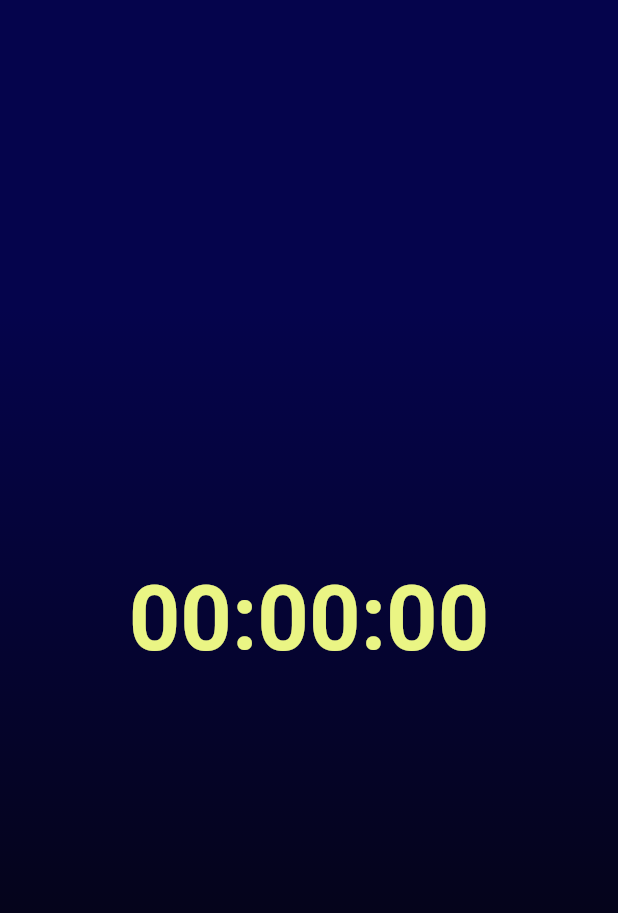
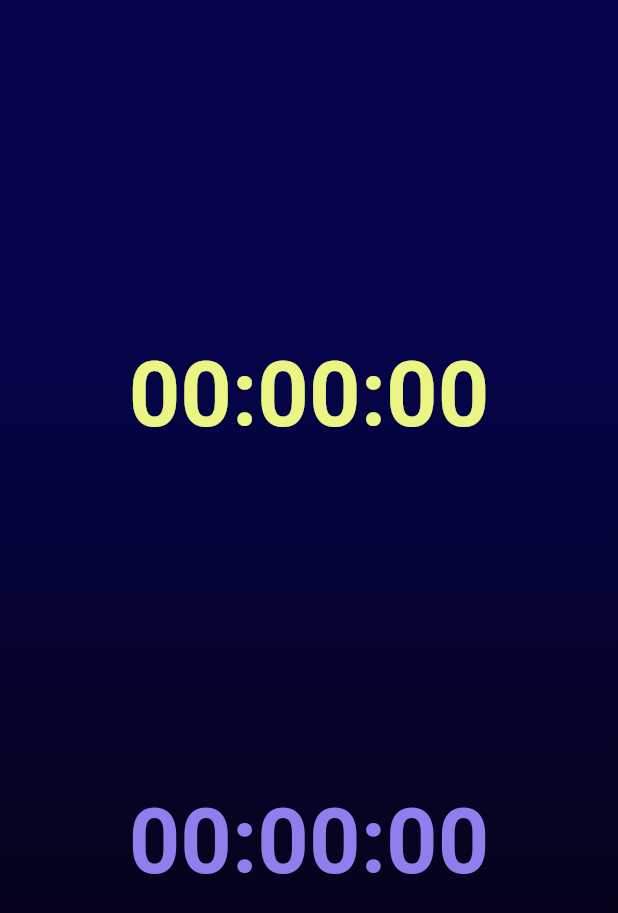
Before and after one commit to Spades13/Flutter_TM, a Flutter app: the Tracking screen opened directly, on a phone screen of 412 x 824 dp. Shown: the top 913 px of the screen. Run offline on Flutter 3.47's test engine with Material 2 defaults, Android fonts, the light colour scheme and no system bars; our stand-ins replace audioplayers, google_nav_bar, shared_preferences; missing offline and left inert: app_usage, usage_stats; accounts and stored records are empty.

Commit message:
addition of cycle to timer

```diff
--- a/tm/lib/globals.dart
+++ b/tm/lib/globals.dart
@@ -2,8 +2,8 @@ import 'package:flutter/material.dart';
 
 int study_hour = 0;
 int study_minutes = 0;
-
-
+int break_hour = 0;
+int break_minutes = 0;
 
 Duration study_hour_d = Duration(hours: study_hour);
 Duration study_minutes_d = Duration(minutes: study_minutes);
--- a/tm/lib/homepage.dart
+++ b/tm/lib/homepage.dart
@@ -5,7 +5,7 @@ import 'hoursstudy.dart';
 import 'minutesbreak.dart';
 import 'hoursbreak.dart';
 import 'startbutton.dart';
-import 'tracking.dart';
+import 'timer.dart';
 //import 'pages/settings.dart';
 import 'pages/userhomepage.dart';
 import 'pages/graphic.dart';
@@ -31,7 +31,6 @@ class _HomePageState extends State<HomePage> {
   @override
   Widget build(BuildContext context) {
     return Scaffold(
-
       body: _pages[_currentIndex],
       //backgroundColor: Color.fromARGB(255, 5, 4, 51),
       bottomNavigationBar: GNav(
--- a/tm/lib/timer.dart
+++ b/tm/lib/timer.dart
@@ -6,41 +6,102 @@ import 'main.dart';
 import 'package:flutter/services.dart';
 import 'pages/userhomepage.dart' as userhomepage;
 import 'globals.dart' as globals;
+import 'package:audioplayers/audioplayers.dart';
 
 void main() {
-  runApp(Timing());
+  runApp(Tracking());
 }
 
-class Timing extends StatefulWidget {
+class Tracking extends StatefulWidget {
   @override
-  _TimingState createState() => _TimingState();
+  _TrackingState createState() => _TrackingState();
 }
 
-class _TimingState extends State<Timing> with TickerProviderStateMixin {
-  late AnimationController controller_timer;
+class _TrackingState extends State<Tracking> with WidgetsBindingObserver {
+  late Timer timer;
+  Duration count_study =
+      Duration(hours: globals.study_hour, minutes: globals.study_minutes);
+  bool active = true;
 
-  String get countText {
-    Duration count = controller_timer.duration! * controller_timer.value;
-    return '${count.inSeconds}';
-  }
+  late Timer break_timer;
+  Duration count_break =
+      Duration(hours: globals.break_hour, minutes: globals.break_minutes);
+  bool active_break = false;
+//list to overlap timers
+  List<Widget> _timerstate = [];
 
   @override
   void initState() {
     super.initState();
-    controller_timer = AnimationController(
-      vsync: this,
-      duration: Duration(seconds: 60),
-    );
+    WidgetsBinding.instance.addObserver(this);
+    timer = Timer.periodic(Duration(seconds: 1), (tm) {
+      if (active == true) {
+        if (count_study > Duration(seconds: 0)) {
+          setState(() {
+            count_study -= Duration(seconds: 1);
+          });
+        } else {
+          timer.cancel();
+          active_break = true;
+          active = false;
+          count_break += Duration(
+              hours: globals.break_hour, minutes: globals.break_minutes);
+        }
+      }
+    });
+    break_timer = Timer.periodic(Duration(seconds: 1), (tm) {
+      if (active_break == true) {
+        if (count_break > Duration(seconds: 0)) {
+          setState(() {
+            count_break -= Duration(seconds: 1);
+          });
+        } else {
+          break_timer.cancel();
+          active_break = false;
+          active = true;
+          count_study += Duration(
+              hours: globals.study_hour, minutes: globals.study_minutes);
+          print(count_study);
+        }
+      }
+    });
+  }
+  //set var to  1 or 2 depending on break or study to change body:
+
+  @override
+  void dispose() {
+    super.dispose();
+    timer.cancel();
+    break_timer.cancel();
+    WidgetsBinding.instance.removeObserver(this);
   }
 
   @override
-  void dispose() {
-    controller_timer.dispose();
-    super.dispose();
+  void didChangeAppLifecycleState(AppLifecycleState state) {
+    super.didChangeAppLifecycleState(state);
+
+    if (state == AppLifecycleState.resumed) {
+      active = true;
+      print("Resumed");
+    } else if (state == AppLifecycleState.inactive) {
+      active = false;
+      active_break = false;
+      print("Inactive");
+    } else if (state == AppLifecycleState.detached) {
+      active = false;
+      active_break = false;
+      print("Paused");
+    } else if (state == AppLifecycleState.paused) {
+      active = false;
+      active_break = false;
+      print("Paused");
+    }
   }
 
   @override
   Widget build(BuildContext context) {
+    TextTheme _textTheme = Theme.of(context).textTheme;
+
     return Container(
         decoration: const BoxDecoration(
             gradient: LinearGradient(
@@ -55,12 +116,24 @@ class _TimingState extends State<Timing> with TickerProviderStateMixin {
             ])),
         child: Scaffold(
           backgroundColor: Colors.transparent,
-          body: Center(
-              child: Text(countText,
+          body: Column(
+              mainAxisAlignment: MainAxisAlignment.spaceEvenly,
+              children: [
+                Center(
+                    child: Text(
+                        "${(count_study.inHours).toString().padLeft(2, "0")}:${(count_study.inMinutes % 60).toString().padLeft(2, "0")}:${(count_study.inSeconds % 60).toString().padLeft(2, "0")}",
                         style: TextStyle(
                             color: Color.fromRGBO(234, 245, 132, 12),
                             fontSize: 60,
-                      fontWeight: FontWeight.bold)))),
-    );
+                            fontWeight: FontWeight.bold))),
+                Center(
+                    child: Text(
+                        "${(count_break.inHours).toString().padLeft(2, "0")}:${(count_break.inMinutes % 60).toString().padLeft(2, "0")}:${(count_break.inSeconds % 60).toString().padLeft(2, "0")}",
+                        style: TextStyle(
+                            color: Color.fromRGBO(149, 132, 245, 0.957),
+                            fontSize: 60,
+                            fontWeight: FontWeight.bold))),
+              ]),
+        ));
   }
 }
--- a/tm/lib/tracking.dart
+++ /dev/null
@@ -1,93 +0,0 @@
-import 'package:flutter/material.dart';
-import 'dart:async';
-import 'package:usage_stats/usage_stats.dart';
-//import 'package:permission_handler/permission_handler.dart';
-import 'main.dart';
-import 'package:flutter/services.dart';
-import 'pages/userhomepage.dart' as userhomepage;
-import 'globals.dart' as globals;
-
-void main() {
-  runApp(Tracking());
-}
-
-class Tracking extends StatefulWidget {
-  @override
-  _TrackingState createState() => _TrackingState();
-}
-
-class _TrackingState extends State<Tracking> with WidgetsBindingObserver {
-  late Timer timer;
-  Duration count_study =
-      Duration(hours: globals.study_hour, minutes: globals.study_minutes);
-  bool active = true;
-
-  @override
-  void initState() {
-    super.initState();
-    WidgetsBinding.instance.addObserver(this);
-    timer = Timer.periodic(Duration(seconds: 1), (tm) {
-      if (active) {
-        if (count_study > Duration(seconds: 0)) {
-          setState(() {
-            count_study -= Duration(seconds: 1);
-          });
-        } else {
-          timer.cancel();
-        }
-      }
-    });
-  }
-
-  @override
-  void dispose() {
-    super.dispose();
-    timer.cancel();
-    WidgetsBinding.instance.removeObserver(this);
-  }
-
-  @override
-  void didChangeAppLifecycleState(AppLifecycleState state) {
-    super.didChangeAppLifecycleState(state);
-
-    if (state == AppLifecycleState.resumed) {
-      active = true;
-      print("Resumed");
-    } else if (state == AppLifecycleState.inactive) {
-      active = false;
-      print("Inactive");
-    } else if (state == AppLifecycleState.detached) {
-      active = false;
-      print("Paused");
-    } else if (state == AppLifecycleState.paused) {
-      active = false;
-      print("Paused");
-    }
-  }
-
-  @override
-  Widget build(BuildContext context) {
-    return Container(
-      decoration: const BoxDecoration(
-          gradient: LinearGradient(
-              begin: Alignment.topCenter,
-              end: Alignment.bottomCenter,
-              colors: [
-            Color.fromARGB(255, 5, 4, 76),
-            Color.fromARGB(255, 5, 4, 76),
-            Color.fromARGB(255, 5, 4, 51),
-            Color.fromARGB(255, 5, 4, 26),
-            Color.fromARGB(255, 5, 4, 26),
-          ])),
-      child: Scaffold(
-          backgroundColor: Colors.transparent,
-          body: Center(
-              child: Text(
-                  "${(count_study.inHours).toString().padLeft(2, "0")}:${(count_study.inMinutes % 60).toString().padLeft(2, "0")}:${(count_study.inSeconds % 60).toString().padLeft(2, "0")}",
-                  style: TextStyle(
-                      color: Color.fromRGBO(234, 245, 132, 12),
-                      fontSize: 60,
-                      fontWeight: FontWeight.bold)))),
-    );
-  }
-}
--- a/tm/pubspec.yaml
+++ b/tm/pubspec.yaml
@@ -40,6 +40,7 @@ dependencies:
   shared_preferences: ^2.0.18
   provider: ^6.0.5
   scaffold_gradient_background: ^1.0.3+1
+  audioplayers: ^3.0.1
 
 
 dev_dependencies:
@@ -65,8 +66,8 @@ flutter:
   uses-material-design: true
 
   # To add assets to your application, add an assets section, like this:
-  # assets:
-  #   - images/a_dot_burr.jpeg
+  assets:
+     - assets/
   #   - images/a_dot_ham.jpeg
 
   # An image asset can refer to one or more resolution-specific "variants", see
```
Also changed, not shown: tm/lib/_.dart (added, +66 -0 lines), tm/lib/main.dart (+78 -79 lines), tm/lib/pages/graphic.dart (+3 -4 lines), tm/lib/pages/userhomepage.dart (+13 -12 lines), tm/lib/startbutton.dart (+9 -14 lines), tm/pubspec.lock, 5 other files. Lines whose indentation alone changed are shown as unchanged.
